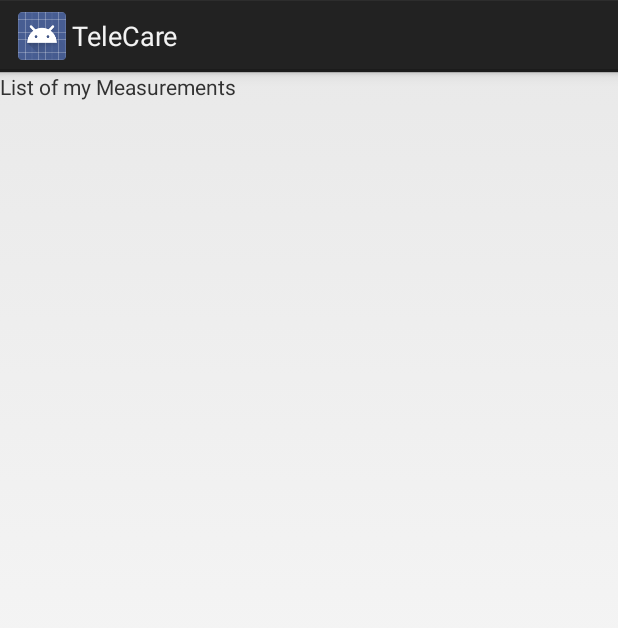
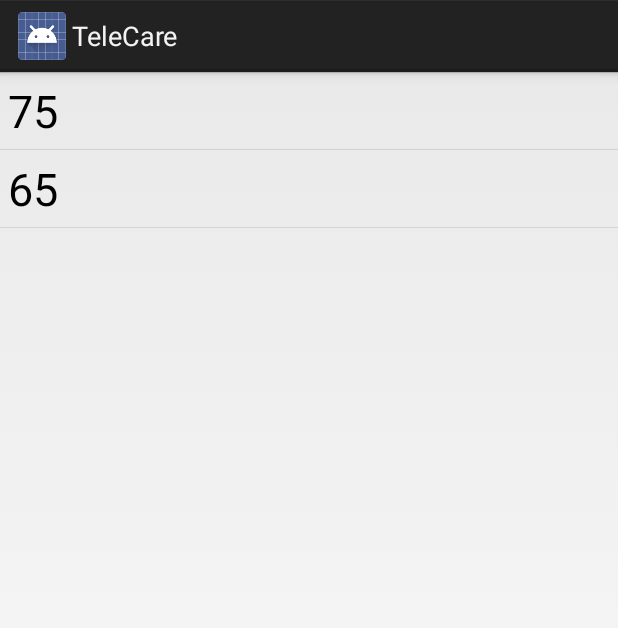
Before and after one commit to BrianFrederiksen/ITSMAP, an Android app: the fragment MyMeasurements shown on its own in the app's theme, on a phone screen of 412 x 824 dp. Shown: the top 628 px of the screen. Run offline under Robolectric (Android 15) with nearby library versions, the phone set to English and light mode, and no system bars; 1 statement that could not run was skipped.

Commit message:
Both got polished

```diff
--- a/TeleCare/app/src/main/res/layout/fragment_my_measurements.xml
+++ b/TeleCare/app/src/main/res/layout/fragment_my_measurements.xml
@@ -1,10 +1,6 @@
 <?xml version="1.0" encoding="utf-8"?>
-
-<LinearLayout xmlns:android="http://schemas.android.com/apk/res/android"
-    android:orientation="vertical" android:layout_width="match_parent"
-    android:layout_height="match_parent">
-<TextView
-    android:layout_width="wrap_content"
-    android:layout_height="wrap_content"
-    android:text="List of my Measurements"/>
-</LinearLayout>
+    <ListView xmlns:android="http://schemas.android.com/apk/res/android"
+        android:layout_width="fill_parent"
+        android:layout_height="wrap_content"
+        android:id="@+id/lswMeasurements">
+    </ListView>
--- a/TeleCare/app/src/main/res/layout/mymeasurement_listitem.xml
+++ b/TeleCare/app/src/main/res/layout/mymeasurement_listitem.xml
@@ -5,4 +5,5 @@
         android:layout_width="fill_parent"
         android:layout_height="wrap_content"
         android:textSize="30sp"
-        android:padding="5sp"/>
+        android:padding="5sp"
+        android:textColor="#000000"/>
```
